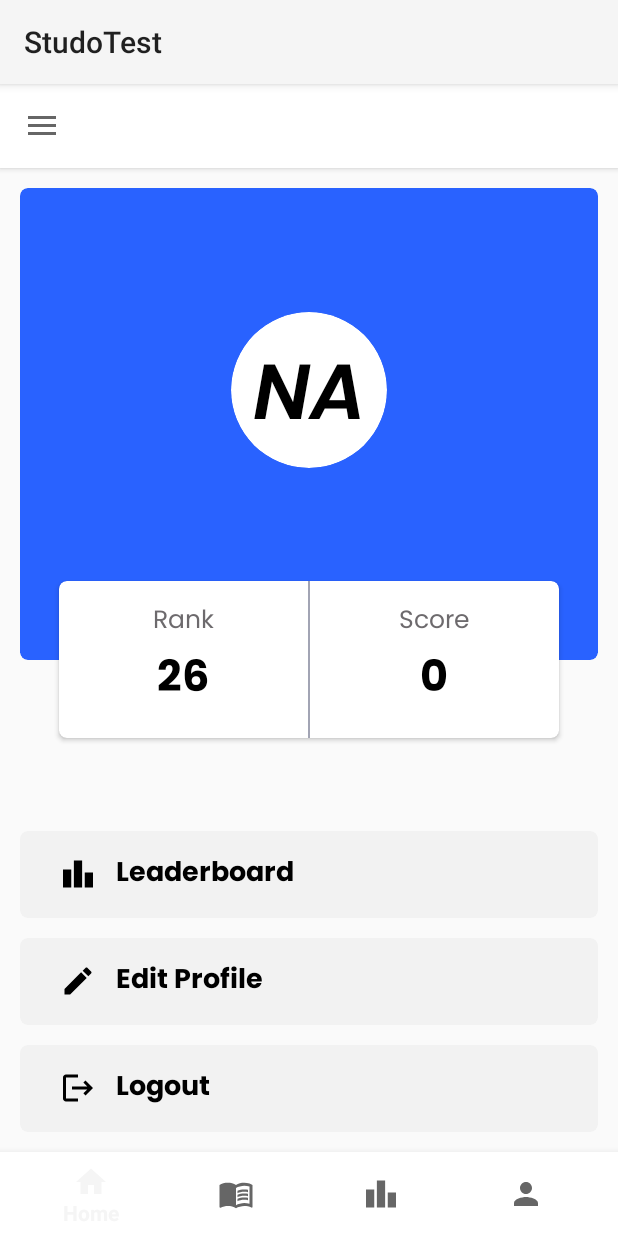
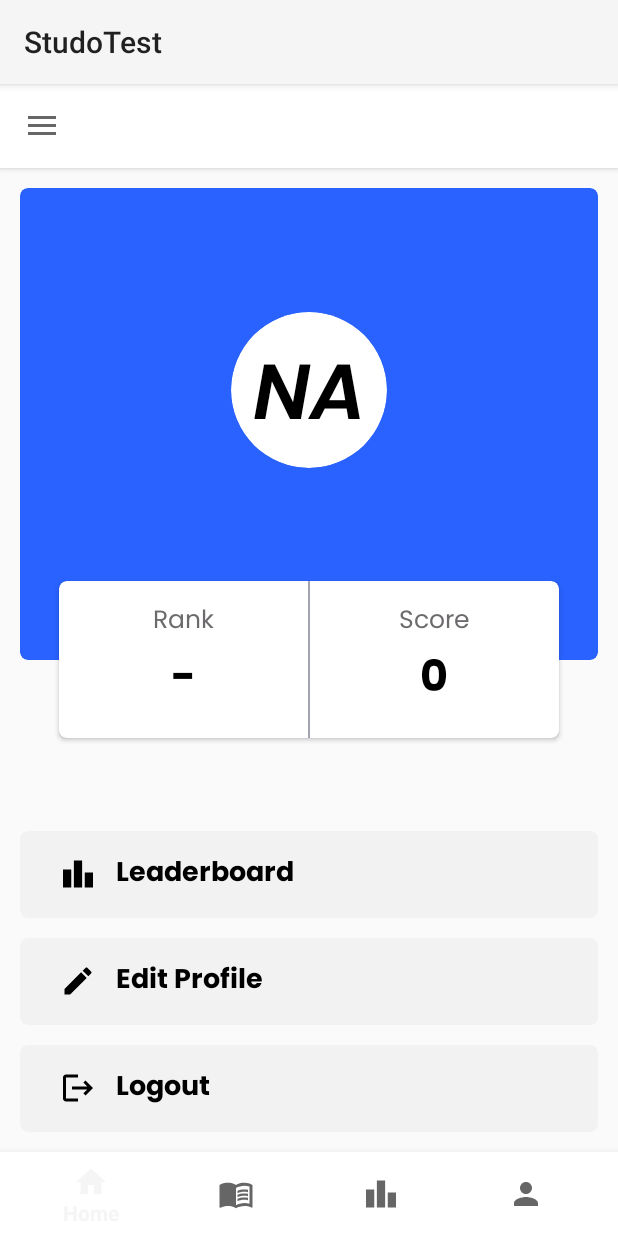
Before and after one commit to GauravKhalapurkar/StudoTest, an Android app: the screen it shows after launch once a user with an empty profile is signed in (Main), in the side drawer, after a tap on "My Profile", on a phone screen of 412 x 824 dp. Run offline under Robolectric (Android 15) with nearby library versions, the phone set to English and light mode, and no system bars; our stand-ins replace Firebase (no records; nobody signed in at launch, a user with empty details on screens opened directly), sdp/ssp sizes; libraries missing offline, so code that uses them is left out: com.tbuonomo.viewpagerdotsindicator; 8 statements that could not run were skipped.

Commit message:
Leaderboard bugs fixed.

```diff
--- a/app/src/main/java/com/gakdevelopers/studotest/fragments/Leaderboard.java
+++ b/app/src/main/java/com/gakdevelopers/studotest/fragments/Leaderboard.java
@@ -72,7 +72,7 @@ public class Leaderboard extends Fragment {
             public void onSuccess() {
                 adapter.notifyDataSetChanged();
 
-                if (myPerformance.getScore() == 0) {
+                if (myPerformance.getScore() != 0) {
                     if (!DbQuery.iAmInTopList) {
                         calculateRank();
                     }
--- a/app/src/main/java/com/gakdevelopers/studotest/fragments/Profile.java
+++ b/app/src/main/java/com/gakdevelopers/studotest/fragments/Profile.java
@@ -79,7 +79,7 @@ public class Profile extends Fragment {
                 @Override
                 public void onSuccess() {
 
-                    if (myPerformance.getScore() == 0) {
+                    if (myPerformance.getScore() != 0) {
                         if (!DbQuery.iAmInTopList) {
                             calculateRank();
                         }
@@ -98,11 +98,9 @@ public class Profile extends Fragment {
                 }
             });
         } else {
-            txtScore.setText("Score: " + myPerformance.getScore());
-            if (myPerformance.getScore() != 0) {
-
-            }
-            txtRank.setText("Rank: " + myPerformance.getRank());
+            txtScore.setText("" + myPerformance.getScore());
+            if (myPerformance.getScore() != 0)
+                txtRank.setText("" + myPerformance.getRank());
         }
 
         cardEditProfile.setOnClickListener(new View.OnClickListener() {
--- a/app/src/main/res/layout/fragment_leaderboard.xml
+++ b/app/src/main/res/layout/fragment_leaderboard.xml
@@ -12,7 +12,7 @@
         android:id="@+id/txtTotalUsers"
         android:layout_width="wrap_content"
         android:layout_height="wrap_content"
-        android:text="Total Users: 77"
+        android:text="Total Users:"
         android:textSize="@dimen/text_size"
         android:textColor="@color/colorGreyDark"
         android:fontFamily="@font/regular"
@@ -61,7 +61,7 @@
                     android:layout_width="wrap_content"
                     android:layout_height="wrap_content"
                     android:layout_toEndOf="@+id/imgLeaderboard"
-                    android:text="Your Score: 550"
+                    android:text="Your Score: 0"
                     android:textSize="@dimen/text_size"
                     android:textColor="@color/colorWhite"
                     android:fontFamily="@font/regular"/>
@@ -71,7 +71,7 @@
                     android:layout_width="wrap_content"
                     android:layout_height="wrap_content"
                     android:layout_toEndOf="@+id/imgLeaderboard"
-                    android:text="Your Rank: 7"
+                    android:text="Your Rank: -"
                     android:textSize="@dimen/text_size"
                     android:textColor="@color/colorWhite"
                     android:fontFamily="@font/bold"/>
--- a/app/src/main/res/layout/fragment_profile.xml
+++ b/app/src/main/res/layout/fragment_profile.xml
@@ -227,7 +227,7 @@
                     android:id="@+id/txtRank"
                     android:layout_width="wrap_content"
                     android:layout_height="wrap_content"
-                    android:text="7"
+                    android:text="-"
                     android:textSize="@dimen/text_size_heading"
                     android:textColor="@color/colorBlack"
                     android:fontFamily="@font/bold"
@@ -261,7 +261,7 @@
                     android:id="@+id/txtScore"
                     android:layout_width="wrap_content"
                     android:layout_height="wrap_content"
-                    android:text="10"
+                    android:text="0"
                     android:textSize="@dimen/text_size_heading"
                     android:textColor="@color/colorBlack"
                     android:fontFamily="@font/bold"
```
